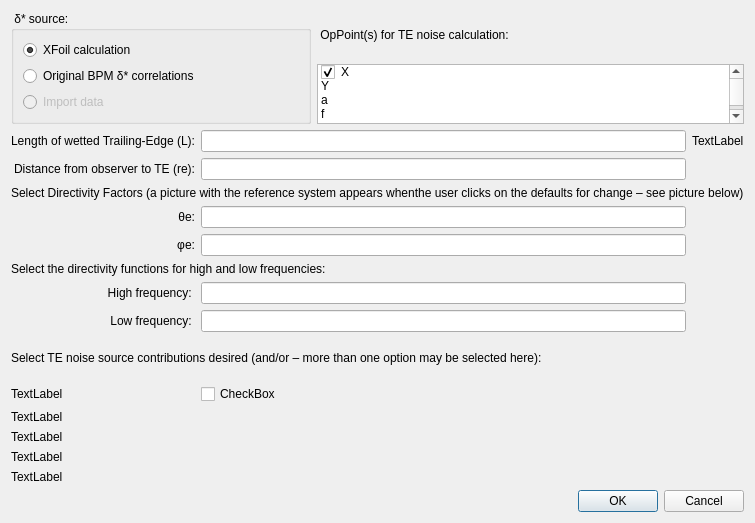
Old version of the form src/Noise/noisesimulationdialog.ui in the repository rmaugusto/qblade.
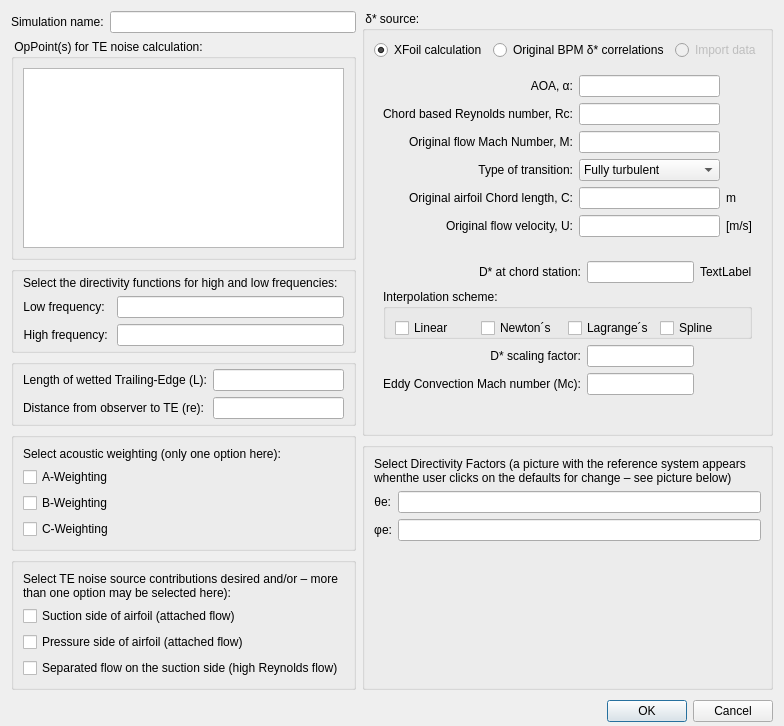
New version of the form. Icons and pictures are not drawn.

What changed in the file:
```diff
--- a/src/Noise/noisesimulationdialog.ui
+++ b/src/Noise/noisesimulationdialog.ui
@@ -6,28 +6,44 @@
    <rect>
     <x>0</x>
     <y>0</y>
-    <width>728</width>
-    <height>482</height>
+    <width>766</width>
+    <height>726</height>
    </rect>
   </property>
+  <property name="sizePolicy">
+   <sizepolicy hsizetype="Preferred" vsizetype="Preferred">
+    <horstretch>0</horstretch>
+    <verstretch>0</verstretch>
+   </sizepolicy>
+  </property>
   <property name="windowTitle">
    <string>Dialog</string>
   </property>
-  <layout class="QGridLayout" name="gridLayout_2">
-   <item row="0" column="0">
-    <widget class="QGroupBox" name="groupBox">
-     <property name="minimumSize">
-      <size>
-       <width>300</width>
-       <height>0</height>
-      </size>
+  <layout class="QFormLayout" name="formLayout_6">
+   <property name="sizeConstraint">
+    <enum>QLayout::SetMinimumSize</enum>
+   </property>
+   <property name="fieldGrowthPolicy">
+    <enum>QFormLayout::AllNonFixedFieldsGrow</enum>
+   </property>
+   <property name="bottomMargin">
+    <number>0</number>
+   </property>
+   <item row="0" column="1">
+    <layout class="QVBoxLayout" name="verticalLayout_2">
+     <item>
+      <widget class="QGroupBox" name="groupBox_7">
+       <property name="styleSheet">
+        <string notr="true"/>
      </property>
      <property name="title">
       <string> δ* source:</string>
      </property>
-     <layout class="QVBoxLayout" name="verticalLayout_4">
+       <layout class="QVBoxLayout" name="verticalLayout">
       <item>
-       <widget class="QRadioButton" name="radioButton">
+         <layout class="QHBoxLayout" name="horizontalLayout">
+          <item>
+           <widget class="QRadioButton" name="deltaSourceXFoil">
         <property name="text">
          <string>XFoil calculation</string>
         </property>
@@ -37,178 +53,324 @@
        </widget>
       </item>
       <item>
-       <widget class="QRadioButton" name="radioButton_2">
+           <widget class="QRadioButton" name="deltaSourceBPM">
         <property name="text">
          <string>Original BPM δ* correlations</string>
         </property>
        </widget>
       </item>
       <item>
-       <widget class="QRadioButton" name="radioButton_3">
+           <widget class="QRadioButton" name="deltaSourceImport">
         <property name="enabled">
          <bool>false</bool>
         </property>
         <property name="text">
          <string>Import data</string>
         </property>
-        <property name="checkable">
-         <bool>true</bool>
-        </property>
        </widget>
       </item>
      </layout>
-    </widget>
-   </item>
-   <item row="0" column="1">
-    <layout class="QVBoxLayout" name="verticalLayout_3">
+        </item>
      <item>
+         <widget class="QWidget" name="widgetGridBPM" native="true">
+          <layout class="QGridLayout" name="gridBPM">
+           <item row="4" column="1">
+            <widget class="QLineEdit" name="lineEdit_7"/>
+           </item>
+           <item row="4" column="0">
       <widget class="QLabel" name="label">
        <property name="text">
-        <string> OpPoint(s) for TE noise calculation:</string>
-       </property>
-      </widget>
-     </item>
+              <string>Original airfoil Chord length, C:</string>
+             </property>
+             <property name="alignment">
+              <set>Qt::AlignRight|Qt::AlignTrailing|Qt::AlignVCenter</set>
+             </property>
+            </widget>
+           </item>
+           <item row="2" column="0">
+            <widget class="QLabel" name="label_16">
+             <property name="text">
+              <string>Original flow Mach Number, M:</string>
+             </property>
+             <property name="alignment">
+              <set>Qt::AlignRight|Qt::AlignTrailing|Qt::AlignVCenter</set>
+             </property>
+            </widget>
+           </item>
+           <item row="4" column="2">
+            <widget class="QLabel" name="label_13">
+             <property name="text">
+              <string>m</string>
+             </property>
+            </widget>
+           </item>
+           <item row="5" column="0">
+            <widget class="QLabel" name="label_3">
+             <property name="text">
+              <string>Original flow velocity, U:</string>
+             </property>
+             <property name="alignment">
+              <set>Qt::AlignRight|Qt::AlignTrailing|Qt::AlignVCenter</set>
+             </property>
+            </widget>
+           </item>
+           <item row="3" column="0">
+            <widget class="QLabel" name="label_15">
+             <property name="text">
+              <string>Type of transition:</string>
+             </property>
+             <property name="alignment">
+              <set>Qt::AlignRight|Qt::AlignTrailing|Qt::AlignVCenter</set>
+             </property>
+            </widget>
+           </item>
+           <item row="1" column="0">
+            <widget class="QLabel" name="label_17">
+             <property name="text">
+              <string>Chord based Reynolds number, Rc:</string>
+             </property>
+             <property name="alignment">
+              <set>Qt::AlignRight|Qt::AlignTrailing|Qt::AlignVCenter</set>
+             </property>
+            </widget>
+           </item>
+           <item row="0" column="0">
+            <widget class="QLabel" name="label_18">
+             <property name="text">
+              <string>AOA, α:</string>
+             </property>
+             <property name="alignment">
+              <set>Qt::AlignRight|Qt::AlignTrailing|Qt::AlignVCenter</set>
+             </property>
+            </widget>
+           </item>
+           <item row="0" column="1">
+            <widget class="QLineEdit" name="lineEdit_9"/>
+           </item>
+           <item row="1" column="1">
+            <widget class="QLineEdit" name="lineEdit_10"/>
+           </item>
+           <item row="2" column="1">
+            <widget class="QLineEdit" name="lineEdit_11"/>
+           </item>
+           <item row="5" column="1">
+            <widget class="QLineEdit" name="lineEdit_12"/>
+           </item>
+           <item row="0" column="2">
+            <widget class="QLabel" name="label_19">
+             <property name="text">
+              <string/>
+             </property>
+            </widget>
+           </item>
+           <item row="1" column="2">
+            <widget class="QLabel" name="label_20">
+             <property name="text">
+              <string/>
+             </property>
+            </widget>
+           </item>
+           <item row="2" column="2">
+            <widget class="QLabel" name="label_21">
+             <property name="text">
+              <string/>
+             </property>
+            </widget>
+           </item>
+           <item row="3" column="2">
+            <widget class="QLabel" name="label_22">
+             <property name="text">
+              <string/>
+             </property>
+            </widget>
+           </item>
+           <item row="5" column="2">
+            <widget class="QLabel" name="label_23">
+             <property name="text">
+              <string>[m/s]</string>
+             </property>
+            </widget>
+           </item>
+           <item row="3" column="1">
+            <widget class="QComboBox" name="comboBox">
      <item>
-      <widget class="QListWidget" name="listWidget">
+              <property name="text">
+               <string>Fully turbulent</string>
+              </property>
+             </item>
+             <item>
+              <property name="text">
+               <string>Transaction flow</string>
+              </property>
+             </item>
+            </widget>
+           </item>
+          </layout>
+         </widget>
+        </item>
+        <item>
+         <widget class="QWidget" name="widgetGridXFoilCalc" native="true">
+          <layout class="QGridLayout" name="widgetGridXFoil">
+           <item row="1" column="0" colspan="3">
+            <widget class="QGroupBox" name="">
        <property name="minimumSize">
         <size>
          <width>0</width>
-         <height>60</height>
+               <height>50</height>
         </size>
        </property>
        <property name="maximumSize">
         <size>
          <width>16777215</width>
-         <height>60</height>
-        </size>
-       </property>
-       <property name="sizeAdjustPolicy">
-        <enum>QAbstractScrollArea::AdjustIgnored</enum>
-       </property>
-       <property name="autoScroll">
-        <bool>true</bool>
-       </property>
-       <property name="selectionMode">
-        <enum>QAbstractItemView::NoSelection</enum>
-       </property>
-       <property name="movement">
-        <enum>QListView::Static</enum>
-       </property>
-       <property name="resizeMode">
-        <enum>QListView::Fixed</enum>
-       </property>
-       <property name="layoutMode">
-        <enum>QListView::SinglePass</enum>
-       </property>
-       <property name="viewMode">
-        <enum>QListView::ListMode</enum>
-       </property>
-       <item>
-        <property name="text">
-         <string>X</string>
-        </property>
-        <property name="checkState">
-         <enum>Checked</enum>
-        </property>
-       </item>
-       <item>
-        <property name="text">
-         <string>Y</string>
-        </property>
-        <property name="checkState">
-         <enum>Unchecked</enum>
-        </property>
-       </item>
-       <item>
-        <property name="text">
-         <string>a</string>
-        </property>
-        <property name="checkState">
-         <enum>Unchecked</enum>
-        </property>
-       </item>
-       <item>
-        <property name="text">
-         <string>f</string>
-        </property>
-       </item>
-       <item>
-        <property name="text">
-         <string>aa</string>
-        </property>
-       </item>
-       <item>
-        <property name="text">
-         <string>sfese</string>
-        </property>
-       </item>
-       <item>
-        <property name="text">
-         <string>fs</string>
-        </property>
-       </item>
-       <item>
-        <property name="text">
-         <string>efs</string>
-        </property>
-       </item>
-       <item>
-        <property name="text">
-         <string>efs</string>
-        </property>
-       </item>
-       <item>
-        <property name="text">
-         <string>f</string>
-        </property>
-       </item>
-       <item>
-        <property name="text">
-         <string>s</string>
-        </property>
-       </item>
-       <item>
-        <property name="text">
-         <string>New Item</string>
-        </property>
-       </item>
-      </widget>
-     </item>
-    </layout>
-   </item>
-   <item row="8" column="0" colspan="2">
-    <widget class="QDialogButtonBox" name="buttonBox">
-     <property name="orientation">
-      <enum>Qt::Horizontal</enum>
-     </property>
-     <property name="standardButtons">
-      <set>QDialogButtonBox::Cancel|QDialogButtonBox::Ok</set>
-     </property>
-    </widget>
-   </item>
-   <item row="1" column="0" colspan="2">
-    <layout class="QGridLayout" name="gridLayout_3">
-     <item row="2" column="1" colspan="3">
-      <widget class="QLabel" name="label_5">
-       <property name="text">
-        <string>Select Directivity Factors (a picture with the reference system appears whenthe user clicks on the defaults for change – see picture below)</string>
-       </property>
-      </widget>
-     </item>
-     <item row="4" column="1">
-      <widget class="QLabel" name="label_7">
-       <property name="layoutDirection">
-        <enum>Qt::LeftToRight</enum>
-       </property>
-       <property name="text">
-        <string>φe:</string>
+               <height>50</height>
+              </size>
+             </property>
+             <property name="baseSize">
+              <size>
+               <width>0</width>
+               <height>50</height>
+              </size>
+             </property>
+             <property name="title">
+              <string>Interpolation scheme:</string>
        </property>
        <property name="alignment">
-        <set>Qt::AlignRight|Qt::AlignTrailing|Qt::AlignVCenter</set>
+              <set>Qt::AlignLeading|Qt::AlignLeft|Qt::AlignTop</set>
+             </property>
+             <property name="flat">
+              <bool>false</bool>
+             </property>
+             <layout class="QHBoxLayout" name="horizontalLayout_2">
+              <item>
+               <widget class="QCheckBox" name="checkBox_8">
+                <property name="minimumSize">
+                 <size>
+                  <width>0</width>
+                  <height>20</height>
+                 </size>
+                </property>
+                <property name="baseSize">
+                 <size>
+                  <width>0</width>
+                  <height>0</height>
+                 </size>
+                </property>
+                <property name="text">
+                 <string>Linear</string>
+                </property>
+               </widget>
+              </item>
+              <item>
+               <widget class="QCheckBox" name="checkBox_10">
+                <property name="minimumSize">
+                 <size>
+                  <width>0</width>
+                  <height>20</height>
+                 </size>
+                </property>
+                <property name="text">
+                 <string>Newton´s</string>
+                </property>
+               </widget>
+              </item>
+              <item>
+               <widget class="QCheckBox" name="checkBox_9">
+                <property name="minimumSize">
+                 <size>
+                  <width>0</width>
+                  <height>20</height>
+                 </size>
+                </property>
+                <property name="text">
+                 <string>Lagrange´s</string>
+                </property>
+               </widget>
+              </item>
+              <item>
+               <widget class="QCheckBox" name="checkBox_7">
+                <property name="minimumSize">
+                 <size>
+                  <width>0</width>
+                  <height>20</height>
+                 </size>
+                </property>
+                <property name="text">
+                 <string>Spline</string>
+                </property>
+               </widget>
+              </item>
+             </layout>
+            </widget>
+           </item>
+           <item row="4" column="0" colspan="3">
+            <widget class="QLabel" name="label_29">
+             <property name="text">
+              <string/>
        </property>
       </widget>
      </item>
      <item row="3" column="1">
+            <widget class="QLineEdit" name="lineEdit_15"/>
+           </item>
+           <item row="3" column="0">
+            <widget class="QLabel" name="label_28">
+             <property name="text">
+              <string>Eddy Convection Mach number (Mc):</string>
+             </property>
+             <property name="alignment">
+              <set>Qt::AlignRight|Qt::AlignTrailing|Qt::AlignVCenter</set>
+             </property>
+            </widget>
+           </item>
+           <item row="2" column="1">
+            <widget class="QLineEdit" name="lineEdit_14"/>
+           </item>
+           <item row="2" column="0">
+            <widget class="QLabel" name="label_25">
+             <property name="text">
+              <string>D* scaling factor:</string>
+             </property>
+             <property name="alignment">
+              <set>Qt::AlignRight|Qt::AlignTrailing|Qt::AlignVCenter</set>
+             </property>
+            </widget>
+           </item>
+           <item row="0" column="2">
+            <widget class="QLabel" name="label_26">
+             <property name="text">
+              <string>TextLabel</string>
+             </property>
+            </widget>
+           </item>
+           <item row="0" column="1">
+            <widget class="QLineEdit" name="lineEdit_13"/>
+           </item>
+           <item row="0" column="0">
+            <widget class="QLabel" name="label_24">
+             <property name="text">
+              <string>D* at chord station:</string>
+             </property>
+             <property name="alignment">
+              <set>Qt::AlignRight|Qt::AlignTrailing|Qt::AlignVCenter</set>
+             </property>
+            </widget>
+           </item>
+          </layout>
+         </widget>
+        </item>
+       </layout>
+      </widget>
+     </item>
+     <item>
+      <widget class="QGroupBox" name="groupBox_2">
+       <property name="title">
+        <string/>
+       </property>
+       <layout class="QFormLayout" name="formLayout">
+        <property name="fieldGrowthPolicy">
+         <enum>QFormLayout::AllNonFixedFieldsGrow</enum>
+        </property>
+        <item row="1" column="0">
       <widget class="QLabel" name="label_9">
        <property name="layoutDirection">
         <enum>Qt::LeftToRight</enum>
@@ -221,46 +383,31 @@
        </property>
       </widget>
      </item>
-     <item row="8" column="1" colspan="2">
-      <layout class="QVBoxLayout" name="verticalLayout_5">
-       <item>
-        <widget class="QLabel" name="label_10">
-         <property name="minimumSize">
-          <size>
-           <width>0</width>
-           <height>40</height>
-          </size>
+        <item row="1" column="1">
+         <widget class="QLineEdit" name="lineEdit_2"/>
+        </item>
+        <item row="2" column="0">
+         <widget class="QLabel" name="label_7">
+          <property name="layoutDirection">
+           <enum>Qt::LeftToRight</enum>
          </property>
          <property name="text">
-          <string>Select TE noise source contributions desired (and/or – more than one option may be selected here):</string>
-         </property>
-         <property name="wordWrap">
-          <bool>true</bool>
+           <string>φe:</string>
+          </property>
+          <property name="alignment">
+           <set>Qt::AlignRight|Qt::AlignTrailing|Qt::AlignVCenter</set>
          </property>
         </widget>
        </item>
-      </layout>
-     </item>
-     <item row="9" column="1">
-      <widget class="QLabel" name="label_17">
-       <property name="text">
-        <string>TextLabel</string>
-       </property>
-      </widget>
-     </item>
-     <item row="11" column="1">
-      <widget class="QLabel" name="label_16">
-       <property name="text">
-        <string>TextLabel</string>
-       </property>
-      </widget>
-     </item>
-     <item row="3" column="3" rowspan="11">
+        <item row="2" column="1">
+         <widget class="QLineEdit" name="lineEdit_3"/>
+        </item>
+        <item row="3" column="1">
       <widget class="QLabel" name="label_6">
        <property name="minimumSize">
         <size>
          <width>0</width>
-         <height>227</height>
+            <height>0</height>
         </size>
        </property>
        <property name="text">
@@ -273,38 +420,107 @@
         <bool>false</bool>
        </property>
        <property name="alignment">
-        <set>Qt::AlignCenter</set>
+           <set>Qt::AlignHCenter|Qt::AlignTop</set>
        </property>
       </widget>
      </item>
-     <item row="12" column="1">
-      <widget class="QLabel" name="label_13">
+        <item row="0" column="0" colspan="2">
+         <widget class="QLabel" name="label_5">
+          <property name="minimumSize">
+           <size>
+            <width>0</width>
+            <height>0</height>
+           </size>
+          </property>
        <property name="text">
-        <string>TextLabel</string>
-       </property>
-      </widget>
-     </item>
-     <item row="10" column="1">
-      <widget class="QLabel" name="label_15">
-       <property name="text">
-        <string>TextLabel</string>
-       </property>
+           <string>Select Directivity Factors (a picture with the reference system appears whenthe user clicks on the defaults for change – see picture below)</string>
+          </property>
+          <property name="wordWrap">
+           <bool>true</bool>
+          </property>
+         </widget>
+        </item>
+       </layout>
       </widget>
+     </item>
+    </layout>
      </item>
      <item row="1" column="1">
-      <widget class="QLabel" name="label_4">
-       <property name="layoutDirection">
-        <enum>Qt::LeftToRight</enum>
-       </property>
+    <widget class="QDialogButtonBox" name="buttonBox">
+     <property name="minimumSize">
+      <size>
+       <width>0</width>
+       <height>30</height>
+      </size>
+     </property>
+     <property name="orientation">
+      <enum>Qt::Horizontal</enum>
+     </property>
+     <property name="standardButtons">
+      <set>QDialogButtonBox::Cancel|QDialogButtonBox::Ok</set>
+     </property>
+    </widget>
+   </item>
+   <item row="0" column="0">
+    <layout class="QVBoxLayout" name="verticalLayout_3">
+     <property name="topMargin">
+      <number>0</number>
+     </property>
+     <item>
+      <layout class="QHBoxLayout" name="horizontalLayout_4">
+       <item>
+        <widget class="QLabel" name="label_27">
        <property name="text">
-        <string>Distance from observer to TE (re):</string>
-       </property>
-       <property name="alignment">
-        <set>Qt::AlignRight|Qt::AlignTrailing|Qt::AlignVCenter</set>
+          <string>Simulation name:</string>
+         </property>
+        </widget>
+       </item>
+       <item>
+        <widget class="QLineEdit" name="textSimulationName"/>
+       </item>
+      </layout>
+     </item>
+     <item>
+      <widget class="QGroupBox" name="verticalGroupBox_2">
+       <property name="title">
+        <string> OpPoint(s) for TE noise calculation:</string>
        </property>
+       <layout class="QGridLayout" name="gridLayout_4">
+        <item row="1" column="0">
+         <widget class="QListWidget" name="listOpPoints"/>
+        </item>
+       </layout>
       </widget>
      </item>
-     <item row="7" column="1">
+     <item>
+      <widget class="QGroupBox" name="groupBox_3">
+       <property name="title">
+        <string/>
+       </property>
+       <layout class="QFormLayout" name="formLayout_2">
+        <property name="sizeConstraint">
+         <enum>QLayout::SetMinimumSize</enum>
+        </property>
+        <property name="fieldGrowthPolicy">
+         <enum>QFormLayout::AllNonFixedFieldsGrow</enum>
+        </property>
+        <property name="topMargin">
+         <number>4</number>
+        </property>
+        <property name="bottomMargin">
+         <number>4</number>
+        </property>
+        <item row="0" column="0" colspan="2">
+         <widget class="QLabel" name="label_8">
+          <property name="text">
+           <string>Select the directivity functions for high and low frequencies:</string>
+          </property>
+          <property name="wordWrap">
+           <bool>false</bool>
+          </property>
+         </widget>
+        </item>
+        <item row="1" column="0">
       <widget class="QLabel" name="label_12">
        <property name="layoutDirection">
         <enum>Qt::LeftToRight</enum>
@@ -317,16 +533,47 @@
        </property>
       </widget>
      </item>
-     <item row="6" column="2">
+        <item row="1" column="1">
+         <widget class="QLineEdit" name="lineEdit_6"/>
+        </item>
+        <item row="2" column="0">
+         <widget class="QLabel" name="label_11">
+          <property name="layoutDirection">
+           <enum>Qt::LeftToRight</enum>
+          </property>
+          <property name="text">
+           <string>High frequency: </string>
+          </property>
+          <property name="alignment">
+           <set>Qt::AlignRight|Qt::AlignTrailing|Qt::AlignVCenter</set>
+          </property>
+         </widget>
+        </item>
+        <item row="2" column="1">
       <widget class="QLineEdit" name="lineEdit_5"/>
      </item>
-     <item row="1" column="2">
-      <widget class="QLineEdit" name="lineEdit_4"/>
+       </layout>
+      </widget>
      </item>
-     <item row="3" column="2">
-      <widget class="QLineEdit" name="lineEdit_2"/>
-     </item>
-     <item row="0" column="1">
+     <item>
+      <widget class="QGroupBox" name="groupBox_6">
+       <property name="title">
+        <string/>
+       </property>
+       <layout class="QFormLayout" name="formLayout_5">
+        <property name="sizeConstraint">
+         <enum>QLayout::SetMinimumSize</enum>
+        </property>
+        <property name="fieldGrowthPolicy">
+         <enum>QFormLayout::AllNonFixedFieldsGrow</enum>
+        </property>
+        <property name="topMargin">
+         <number>4</number>
+        </property>
+        <property name="bottomMargin">
+         <number>4</number>
+        </property>
+        <item row="1" column="0">
       <widget class="QLabel" name="label_2">
        <property name="layoutDirection">
         <enum>Qt::LeftToRight</enum>
@@ -339,59 +586,117 @@
        </property>
       </widget>
      </item>
-     <item row="0" column="2">
+        <item row="1" column="1">
       <widget class="QLineEdit" name="lineEdit"/>
      </item>
-     <item row="4" column="2">
-      <widget class="QLineEdit" name="lineEdit_3"/>
-     </item>
-     <item row="5" column="1" colspan="2">
-      <widget class="QLabel" name="label_8">
-       <property name="text">
-        <string>Select the directivity functions for high and low frequencies:</string>
-       </property>
-      </widget>
-     </item>
-     <item row="6" column="1">
-      <widget class="QLabel" name="label_11">
+        <item row="2" column="0">
+         <widget class="QLabel" name="label_4">
        <property name="layoutDirection">
         <enum>Qt::LeftToRight</enum>
        </property>
        <property name="text">
-        <string>High frequency: </string>
+           <string>Distance from observer to TE (re):</string>
        </property>
        <property name="alignment">
         <set>Qt::AlignRight|Qt::AlignTrailing|Qt::AlignVCenter</set>
        </property>
       </widget>
      </item>
-     <item row="13" column="1">
+        <item row="2" column="1">
+         <widget class="QLineEdit" name="lineEdit_4"/>
+        </item>
+       </layout>
+      </widget>
+     </item>
+     <item>
+      <widget class="QGroupBox" name="groupBox_5">
+       <property name="title">
+        <string/>
+       </property>
+       <layout class="QGridLayout" name="gridLayout_2">
+        <item row="5" column="0">
+         <widget class="QCheckBox" name="checkBox_6">
+          <property name="text">
+           <string>C-Weighting</string>
+          </property>
+         </widget>
+        </item>
+        <item row="2" column="0">
+         <widget class="QCheckBox" name="checkBox_5">
+          <property name="text">
+           <string>B-Weighting</string>
+          </property>
+         </widget>
+        </item>
+        <item row="0" column="0">
       <widget class="QLabel" name="label_14">
        <property name="text">
-        <string>TextLabel</string>
+           <string>Select acoustic weighting (only one option here):</string>
        </property>
       </widget>
      </item>
-     <item row="7" column="2">
-      <widget class="QLineEdit" name="lineEdit_6"/>
-     </item>
-     <item row="0" column="3">
-      <widget class="QLabel" name="label_3">
+        <item row="1" column="0">
+         <widget class="QCheckBox" name="checkBox_4">
+          <property name="text">
+           <string>A-Weighting</string>
+          </property>
+         </widget>
+        </item>
+       </layout>
+      </widget>
+     </item>
+     <item>
+      <widget class="QGroupBox" name="groupBox_4">
+       <property name="title">
+        <string/>
+       </property>
+       <layout class="QFormLayout" name="formLayout_3">
+        <property name="fieldGrowthPolicy">
+         <enum>QFormLayout::AllNonFixedFieldsGrow</enum>
+        </property>
+        <item row="0" column="0" colspan="2">
+         <widget class="QLabel" name="label_10">
+          <property name="minimumSize">
+           <size>
+            <width>0</width>
+            <height>0</height>
+           </size>
+          </property>
        <property name="text">
-        <string>TextLabel</string>
-       </property>
-      </widget>
-     </item>
-     <item row="9" column="2">
+           <string>Select TE noise source contributions desired and/or – more than one option may be selected here):</string>
+          </property>
+          <property name="wordWrap">
+           <bool>true</bool>
+          </property>
+         </widget>
+        </item>
+        <item row="1" column="0">
       <widget class="QCheckBox" name="checkBox">
        <property name="text">
-        <string>CheckBox</string>
+           <string>Suction side of airfoil (attached flow)</string>
        </property>
       </widget>
      </item>
-    </layout>
-   </item>
-  </layout>
+        <item row="2" column="0">
+         <widget class="QCheckBox" name="checkBox_2">
+          <property name="text">
+           <string>Pressure side of airfoil (attached flow)</string>
+          </property>
+         </widget>
+        </item>
+        <item row="3" column="0">
+         <widget class="QCheckBox" name="checkBox_3">
+          <property name="text">
+           <string>Separated flow on the suction side (high Reynolds flow)</string>
+          </property>
+         </widget>
+        </item>
+       </layout>
+      </widget>
+     </item>
+    </layout>
+   </item>
+  </layout>
  </widget>
  <resources>
   <include location="../../qblade.qrc"/>
```
Left out of the diff: 43 changed lines with no effect on the pictures. Lines whose indentation alone changed are shown as unchanged.
